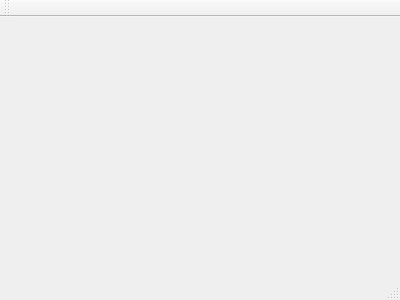
Old version of the form mainwindow.ui in the repository SVN93/MACSOS_lab1.
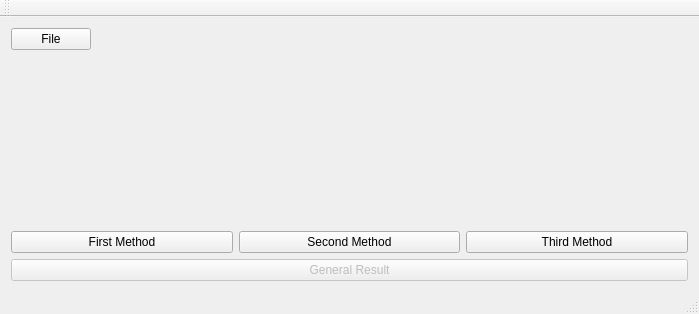
New version of the form.

Commit message: [Fix] File dialog was added.

Patch:
```diff
--- a/mainwindow.ui
+++ b/mainwindow.ui
@@ -1,24 +1,130 @@
 <ui version="4.0">
  <class>MainWindow</class>
- <widget class="QMainWindow" name="MainWindow" >
-  <property name="geometry" >
+ <widget class="QMainWindow" name="MainWindow">
+  <property name="geometry">
    <rect>
     <x>0</x>
     <y>0</y>
-    <width>400</width>
-    <height>300</height>
+    <width>699</width>
+    <height>314</height>
    </rect>
   </property>
   <property name="windowTitle" >
    <string>MainWindow</string>
   </property>
-  <widget class="QMenuBar" name="menuBar" />
-  <widget class="QToolBar" name="mainToolBar" />
-  <widget class="QWidget" name="centralWidget" />
-  <widget class="QStatusBar" name="statusBar" />
+  <widget class="QWidget" name="centralWidget">
+   <layout class="QGridLayout" name="gridLayout">
+    <item row="1" column="0">
+     <layout class="QVBoxLayout" name="verticalLayout">
+      <item>
+       <layout class="QHBoxLayout" name="horizontalLayout">
+        <item>
+         <widget class="QPushButton" name="choseFileButton">
+          <property name="text">
+           <string>File</string>
+          </property>
+         </widget>
+        </item>
+        <item>
+         <widget class="QLabel" name="fileSourceLabel">
+          <property name="sizePolicy">
+           <sizepolicy hsizetype="Expanding" vsizetype="Preferred">
+            <horstretch>0</horstretch>
+            <verstretch>0</verstretch>
+           </sizepolicy>
+          </property>
+          <property name="text">
+           <string/>
+          </property>
+         </widget>
+        </item>
+       </layout>
+      </item>
+     </layout>
+    </item>
+    <item row="3" column="0">
+     <layout class="QHBoxLayout" name="horizontalLayout_2">
+      <item>
+       <widget class="QPushButton" name="firstMethod">
+        <property name="text">
+         <string>First Method</string>
+        </property>
+       </widget>
+      </item>
+      <item>
+       <widget class="QPushButton" name="secondMethod">
+        <property name="text">
+         <string>Second Method</string>
+        </property>
+       </widget>
+      </item>
+      <item>
+       <widget class="QPushButton" name="thirdMethod">
+        <property name="text">
+         <string>Third Method</string>
+        </property>
+       </widget>
+      </item>
+     </layout>
+    </item>
+    <item row="2" column="0">
+     <spacer name="verticalSpacer">
+      <property name="orientation">
+       <enum>Qt::Vertical</enum>
+      </property>
+      <property name="sizeHint" stdset="0">
+       <size>
+        <width>20</width>
+        <height>40</height>
+       </size>
+      </property>
+     </spacer>
+    </item>
+    <item row="4" column="0">
+     <widget class="QPushButton" name="pushButton_5">
+      <property name="enabled">
+       <bool>false</bool>
+      </property>
+      <property name="text">
+       <string>General Result</string>
+      </property>
+      <property name="checkable">
+       <bool>false</bool>
+      </property>
+      <property name="checked">
+       <bool>false</bool>
+      </property>
+      <property name="autoDefault">
+       <bool>false</bool>
+      </property>
+      <property name="flat">
+       <bool>false</bool>
+      </property>
+     </widget>
+    </item>
+   </layout>
+  </widget>
+  <widget class="QMenuBar" name="menuBar">
+   <property name="geometry">
+    <rect>
+     <x>0</x>
+     <y>0</y>
+     <width>699</width>
+     <height>21</height>
+    </rect>
+   </property>
+  </widget>
+  <widget class="QToolBar" name="mainToolBar">
+   <attribute name="toolBarArea">
+    <enum>TopToolBarArea</enum>
+   </attribute>
+   <attribute name="toolBarBreak">
+    <bool>false</bool>
+   </attribute>
+  </widget>
+  <widget class="QStatusBar" name="statusBar"/>
  </widget>
- <layoutDefault spacing="6" margin="11" />
- <pixmapfunction></pixmapfunction>
+ <layoutdefault spacing="6" margin="11"/>
  <resources/>
  <connections/>
 </ui>
```
Left out of the diff: 3 changed lines with no effect on the pictures. The commit also changes 3 other files.
